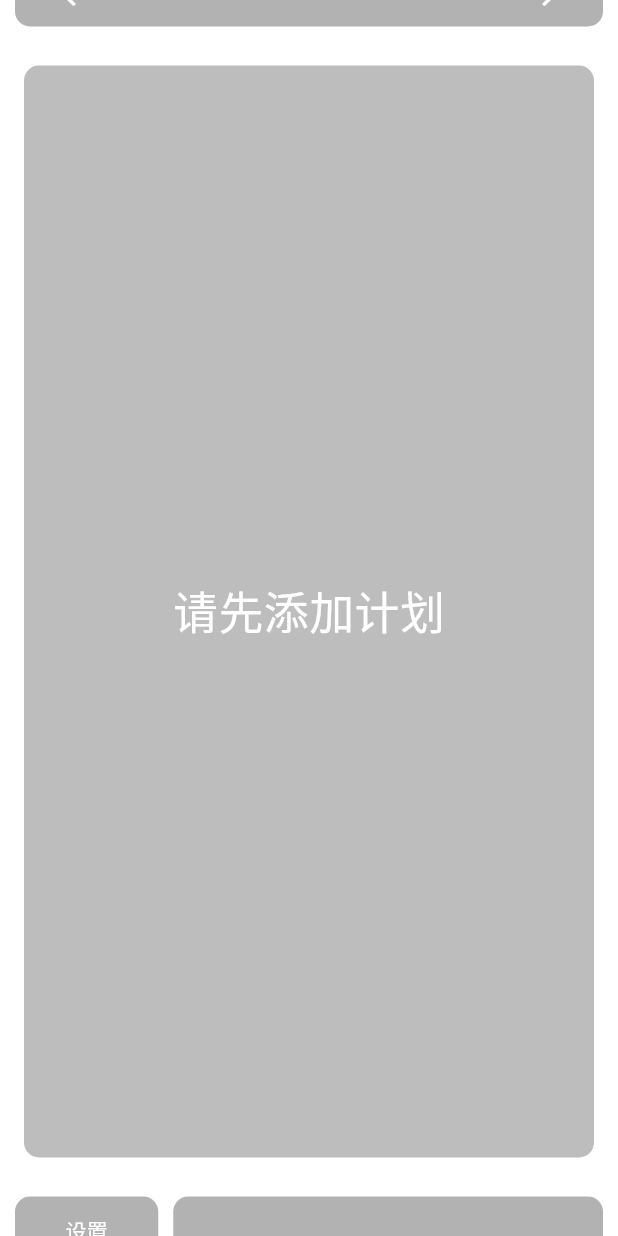
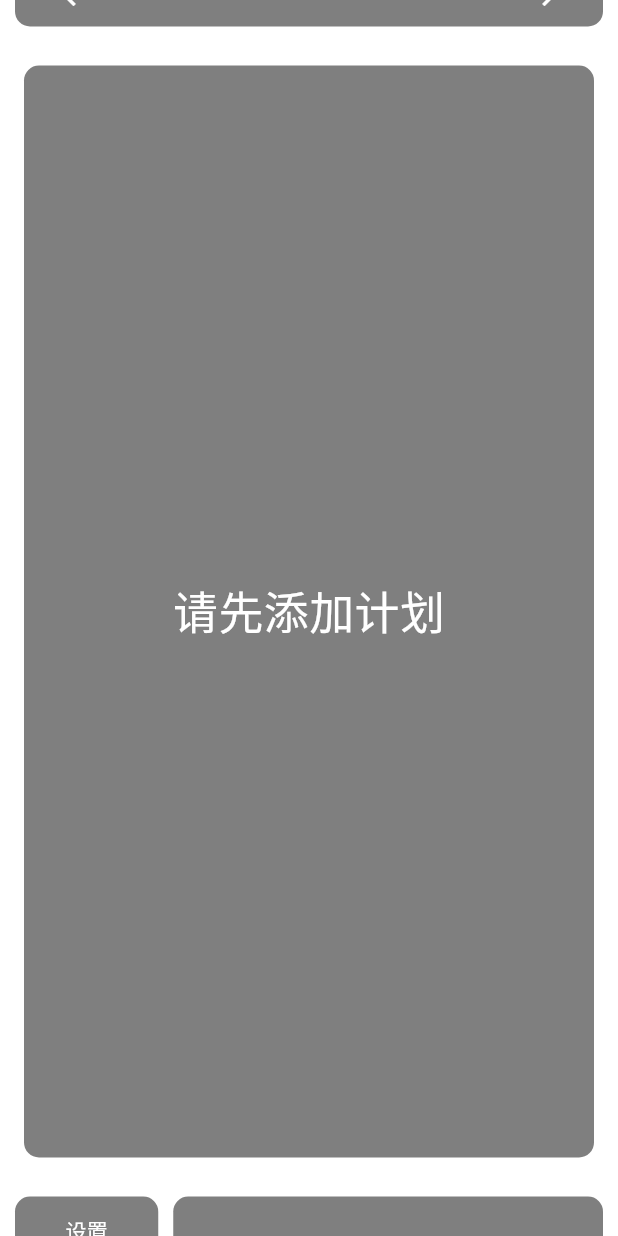
Before and after one commit to aiyakuaile/daily_plan, a Flutter app: the screen it shows after launch, scrolled down 1152 dp, on a phone screen of 412 x 824 dp. Run offline on Flutter 3.47's test engine with Material 3 defaults, Android fonts, the phone set to English and light mode, and no system bars; our stand-ins replace cherry_toast, file_picker, flutter_svg, isar, package_info_plus, shared_preferences; missing offline and left inert: common_utils, window_manager; accounts and stored records are empty; generated files the repository leaves out were written again; network calls fail; Roboto replaces fonts that are missing (MiSans).

Commit message:
setup theme
feature：theme support modify
custom backgroundImage and mask opacity

```diff
--- a/lib/main.dart
+++ b/lib/main.dart
@@ -1,14 +1,18 @@
 import 'package:daily_plan/page/main/main_page.dart';
 import 'package:daily_plan/utils/isar_util.dart';
+import 'package:daily_plan/utils/prefs_util.dart';
 import 'package:flutter/material.dart';
+import 'package:provider/provider.dart';
 import 'package:window_manager/window_manager.dart';
 
 import 'common/constant.dart';
+import 'provider/theme_provider.dart';
 import 'widget/rotation_widget.dart';
 
 void main()async{
   WidgetsFlutterBinding.ensureInitialized();
   await windowManager.ensureInitialized();
+  await PrefsUtil.init();
   windowManager.waitUntilReadyToShow(const WindowOptions(
     minimumSize: Size(800, 600),
     center: true,
@@ -27,7 +31,11 @@ class MyApp extends StatelessWidget {
   @override
   Widget build(BuildContext context) {
 
-    return MaterialApp(
+    return MultiProvider(
+      providers: [
+        ChangeNotifierProvider(create: (_)=>ThemeProvider())
+      ],
+      child: MaterialApp(
         theme: ThemeData(
           fontFamily: Constant.defaultFontFamily,
         ),
@@ -44,6 +52,7 @@ class MyApp extends StatelessWidget {
                 );
               }
             }),
+      ),
     );
   }
 }
--- a/lib/page/home/home_page.dart
+++ b/lib/page/home/home_page.dart
@@ -1,10 +1,12 @@
 import 'package:daily_plan/entity/plan_entity.dart';
 import 'package:daily_plan/entity/project_entity.dart';
 import 'package:daily_plan/page/home/plan_input_page.dart';
+import 'package:daily_plan/provider/theme_provider.dart';
 import 'package:daily_plan/utils/extension.dart';
 import 'package:daily_plan/utils/isar_util.dart';
 import 'package:daily_plan/widget/plan_widget.dart';
 import 'package:flutter/material.dart';
+import 'package:provider/provider.dart';
 
 class HomePage extends StatefulWidget {
   final ProjectEntity projectEntity;
@@ -64,7 +66,7 @@ class _HomePageState extends State<HomePage> {
       child: Container(
         height: double.infinity,
         margin: const EdgeInsets.only(left: 5, right: 5, bottom: 10),
-        decoration: BoxDecoration(color: Colors.black.withOpacity(0.3), borderRadius: BorderRadius.circular(10)),
+        decoration: BoxDecoration(color: Colors.black.withOpacity(context.watch<ThemeProvider>().backgroundOpacity), borderRadius: BorderRadius.circular(10)),
         child: Column(
           children: [
             Container(
--- a/lib/page/home/tab_home_page.dart
+++ b/lib/page/home/tab_home_page.dart
@@ -1,8 +1,10 @@
 import 'package:daily_plan/entity/project_entity.dart';
 import 'package:daily_plan/page/home/home_page.dart';
+import 'package:daily_plan/provider/theme_provider.dart';
 import 'package:daily_plan/utils/isar_util.dart';
 import 'package:daily_plan/widget/navigator_widget.dart';
 import 'package:flutter/material.dart';
+import 'package:provider/provider.dart';
 
 class TabHomePage extends StatefulWidget {
   final PageController controller;
@@ -76,7 +78,7 @@ class _TabHomePageState extends State<TabHomePage> {
                       height: double.infinity,
                       alignment: Alignment.center,
                       decoration: BoxDecoration(
-                        color: Colors.black26,
+                        color: Colors.black.withOpacity(context.watch<ThemeProvider>().backgroundOpacity),
                         borderRadius: BorderRadius.circular(10)
                       ),
                       child: const Text('请先添加计划',style: TextStyle(color: Colors.white,fontSize: 30),),
--- a/lib/page/main/main_page.dart
+++ b/lib/page/main/main_page.dart
@@ -1,12 +1,16 @@
+import 'dart:io';
+
 import 'package:common_utils/common_utils.dart';
 import 'package:daily_plan/common/app_version.dart';
 import 'package:daily_plan/common/http_net.dart';
 import 'package:daily_plan/page/home/tab_home_page.dart';
 import 'package:daily_plan/page/project/project_page.dart';
+import 'package:daily_plan/provider/theme_provider.dart';
 import 'package:daily_plan/utils/isar_util.dart';
 import 'package:daily_plan/utils/toast_util.dart';
 import 'package:flutter/material.dart';
 import 'package:flutter/services.dart';
+import 'package:provider/provider.dart';
 
 import '../setting/setting_page.dart';
 
@@ -21,31 +25,18 @@ class _MainPageState extends State<MainPage> with AutomaticKeepAliveClientMixin
   final _pageVController = PageController(initialPage: 0);
   final PageController _pageHController = PageController(initialPage: 0);
   final _focusNode = FocusNode();
-  String? _bingImgUrl;
 
   @override
   void initState() {
-    _loadBgImg();
     _checkUpdate();
+    context.read<ThemeProvider>().loadBgImg();
     super.initState();
   }
 
-  _loadBgImg() async {
-    final url = await HttpNet.getBingWallPaper();
+  _checkUpdate() async {
+    final isUpdate = await AppVersion.checkUpdate();
     if (!mounted) return;
-    if (ObjectUtil.isNotEmpty(url)) {
-        setState(() {
-          _bingImgUrl = url;
-        });
-    }else{
-      ToastUtil.showError(context,msg: '获取壁纸出错啦！');
-    }
-  }
-
-  _checkUpdate()async{
-    final isUpdate = await AppVersion.checkUpdate();
-    if(!mounted) return;
-    if(isUpdate){
+    if (isUpdate) {
       ToastUtil.showUpdateInfo(context);
     }
   }
@@ -61,6 +52,9 @@ class _MainPageState extends State<MainPage> with AutomaticKeepAliveClientMixin
   @override
   Widget build(BuildContext context) {
     super.build(context);
+
+    final bgImgUrl = context.watch<ThemeProvider>().customBackgroundImagePath;
+
     return Scaffold(
       body: RawKeyboardListener(
         focusNode: _focusNode,
@@ -98,9 +92,20 @@ class _MainPageState extends State<MainPage> with AutomaticKeepAliveClientMixin
             }
           }
         },
-        child: Container(
-          decoration: BoxDecoration(
-              color: Colors.white, image: _bingImgUrl == null ? null : DecorationImage(image: NetworkImage(_bingImgUrl!), fit: BoxFit.cover)),
+        child: Consumer<ThemeProvider>(
+          builder: (BuildContext context,value,Widget? child) {
+            return Container(
+              decoration: BoxDecoration(
+                color: Colors.white,
+                image: value.customBackgroundImagePath == ''
+                    ? null
+                    : value.customBackgroundImagePath.startsWith('http')
+                        ? DecorationImage(image: NetworkImage(value.customBackgroundImagePath), fit: BoxFit.cover)
+                        : DecorationImage(image: FileImage(File(value.customBackgroundImagePath)), fit: BoxFit.cover),
+              ),
+              child: child,
+            );
+          },
           child: PageView(
             controller: _pageVController,
             physics: const NeverScrollableScrollPhysics(),
@@ -111,19 +116,19 @@ class _MainPageState extends State<MainPage> with AutomaticKeepAliveClientMixin
                   await _pageVController.nextPage(duration: const Duration(milliseconds: 300), curve: Curves.easeIn);
                   _pageHController.jumpToPage(index);
                 },
-                onSetting: (){
-                  _pageVController.animateToPage(2,duration: const Duration(milliseconds: 300), curve: Curves.easeIn);
+                onSetting: () {
+                  _pageVController.animateToPage(2, duration: const Duration(milliseconds: 300), curve: Curves.easeIn);
                 },
               ),
               TabHomePage(
                 _pageHController,
               ),
               SettingPage(
-                onHome: (){
-                  _pageVController.animateToPage(0,duration: const Duration(milliseconds: 300), curve: Curves.easeIn);
+                onHome: () {
+                  _pageVController.animateToPage(0, duration: const Duration(milliseconds: 300), curve: Curves.easeIn);
                 },
-                onProject: (){
-                  _pageVController.animateToPage(1,duration: const Duration(milliseconds: 300), curve: Curves.easeIn);
+                onProject: () {
+                  _pageVController.animateToPage(1, duration: const Duration(milliseconds: 300), curve: Curves.easeIn);
                 },
               )
             ],
--- a/lib/page/setting/setting_page.dart
+++ b/lib/page/setting/setting_page.dart
@@ -1,9 +1,11 @@
-import 'package:daily_plan/page/setting/reward_page.dart';
+import 'dart:math';
+
 import 'package:daily_plan/page/setting/suggest_page.dart';
 import 'package:daily_plan/page/setting/theme_page.dart';
 import 'package:daily_plan/page/setting/update_page.dart';
-import 'package:daily_plan/utils/toast_util.dart';
+import 'package:daily_plan/provider/theme_provider.dart';
 import 'package:flutter/material.dart';
+import 'package:provider/provider.dart';
 
 
 class SettingPage extends StatefulWidget {
@@ -40,7 +42,7 @@ class _SettingPageState extends State<SettingPage> with AutomaticKeepAliveClient
               child: Container(
               height: double.infinity,
               decoration: BoxDecoration(
-                color: Colors.black.withOpacity(0.3),
+                color: Colors.black.withOpacity(context.watch<ThemeProvider>().backgroundOpacity),
                 borderRadius: BorderRadius.circular(10)
               ),
               child: Column(
@@ -67,7 +69,7 @@ class _SettingPageState extends State<SettingPage> with AutomaticKeepAliveClient
                           padding: const EdgeInsets.symmetric(horizontal: 10),
                           decoration: BoxDecoration(
                             borderRadius: BorderRadius.circular(10),
-                            color: index == selectedIndex?Colors.black.withOpacity(0.5):null
+                            color: index == selectedIndex?Colors.black.withOpacity(min(0.2+context.watch<ThemeProvider>().backgroundOpacity, 1.0)):null
                           ),
                           child: Row(
                             children: [
@@ -100,7 +102,7 @@ class _SettingPageState extends State<SettingPage> with AutomaticKeepAliveClient
             const SizedBox(width: 10),
             Expanded(flex: 3,child: Container(
               decoration: BoxDecoration(
-                  color: Colors.black.withOpacity(0.3),
+                  color: Colors.black.withOpacity(context.watch<ThemeProvider>().backgroundOpacity),
                   borderRadius: BorderRadius.circular(10)
               ),
               child: PageView(
--- a/lib/page/setting/theme_page.dart
+++ b/lib/page/setting/theme_page.dart
@@ -1,8 +1,13 @@
 import 'dart:io';
+import 'dart:math';
 
+import 'package:daily_plan/provider/theme_provider.dart';
 import 'package:daily_plan/widget/setting_item_widget.dart';
 import 'package:file_picker/file_picker.dart';
 import 'package:flutter/material.dart';
+import 'package:path_provider/path_provider.dart';
+import 'package:provider/provider.dart';
+import 'package:path/path.dart' as path;
 
 class ThemePage extends StatefulWidget {
   const ThemePage({super.key});
@@ -13,18 +18,36 @@ class ThemePage extends StatefulWidget {
 
 class _ThemePageState extends State<ThemePage> with AutomaticKeepAliveClientMixin{
 
- int selectIndex = 0;
+ late int selectIndex = context.read<ThemeProvider>().customBackgroundImagePath.startsWith('http')?0:1;
  File? imgFile;
+ String filePath = '';
+
 
  _pickBgImage()async{
   final result = await FilePicker.platform.pickFiles(type: FileType.image);
-  if(result != null){
-    File file = File(result.files.single.path!);
+  if(result != null && mounted){
+    filePath = result.files.single.path!;
+    final savePath = (await getApplicationSupportDirectory()).path;
+    final pathEx = path.extension(filePath);
+    final imagePathName = '$savePath/customImg.$pathEx';
+    final tempFile = File(filePath);
+    final file = await File(imagePathName).writeAsBytes(await tempFile.readAsBytes());
+    filePath = file.path;
+    if(mounted) context.read<ThemeProvider>().customBackgroundImagePath = file.path;
     setState(() {
       imgFile = file;
     });
   }
  }
+
+ @override
+  void initState() {
+    if(selectIndex == 1){
+      filePath = context.read<ThemeProvider>().customBackgroundImagePath;
+      imgFile = File(filePath);
+    }
+    super.initState();
+  }
 
   @override
   Widget build(BuildContext context) {
@@ -42,10 +65,28 @@ class _ThemePageState extends State<ThemePage> with AutomaticKeepAliveClientMixi
           child: Column(
             mainAxisSize: MainAxisSize.min,
             children: [
+
               Container(
-                padding: EdgeInsets.all(16),
+                padding: const EdgeInsets.symmetric(horizontal:16,vertical: 8),
                 decoration: BoxDecoration(
-                  color: Colors.black38,
+                    color: Colors.black.withOpacity(min(0.2+context.watch<ThemeProvider>().backgroundOpacity, 1.0)),
+                    borderRadius: BorderRadius.circular(10)
+                ),
+                child: Row(
+                  children: [
+                    const Text('遮罩透明度',style: TextStyle(color: Colors.white,fontWeight: FontWeight.w500),),
+                    const SizedBox(width: 100),
+                    Expanded(child: Slider(value: context.watch<ThemeProvider>().backgroundOpacity, onChanged: (value){
+                      context.read<ThemeProvider>().backgroundOpacity = value;
+                    },focusNode: FocusNode(),))
+                  ],
+                ),
+              ),
+              const SizedBox(height: 20),
+              Container(
+                padding: const EdgeInsets.symmetric(horizontal:16,vertical: 8),
+                decoration: BoxDecoration(
+                    color: Colors.black.withOpacity(min(0.2+context.watch<ThemeProvider>().backgroundOpacity, 1.0)),
                   borderRadius: BorderRadius.circular(10)
                 ),
                 child: Column(
@@ -59,11 +100,15 @@ class _ThemePageState extends State<ThemePage> with AutomaticKeepAliveClientMixi
                           setState(() {
                             selectIndex = 0;
                           });
+                          context.read<ThemeProvider>().customBackgroundImagePath = null;
                         }, child: const Text('默认',style: TextStyle(color: Colors.white),),),
                         CheckboxMenuButton(value: selectIndex == 1, onChanged: (value){
                           setState(() {
                             selectIndex = 1;
                           });
+                          if(imgFile != null){
+                            context.read<ThemeProvider>().customBackgroundImagePath = filePath;
+                          }
                         }, child: const Text('自定义图片',style: TextStyle(color: Colors.white),),),
                       ],),
                     ],),
--- /dev/null
+++ b/lib/provider/theme_provider.dart
@@ -0,0 +1,69 @@
+import 'package:common_utils/common_utils.dart';
+import 'package:daily_plan/common/http_net.dart';
+import 'package:daily_plan/utils/prefs_util.dart';
+import 'package:flutter/material.dart';
+
+const backgroundOpacityKey = 'backgroundOpacity';
+const backgroundPathKey = 'customBackgroundImagePath';
+
+class ThemeProvider with ChangeNotifier {
+
+  double _backgroundOpacity = 0.5;
+
+  double get backgroundOpacity => _backgroundOpacity;
+
+  set backgroundOpacity(double value) {
+    _backgroundOpacity = value;
+    PrefsUtil.setDouble(backgroundOpacityKey, value);
+    notifyListeners();
+  }
+
+
+  String? _customBackgroundImagePath;
+
+  String get customBackgroundImagePath => _customBackgroundImagePath ?? '';
+
+  String? _bingNetImageUrl;
+
+  set customBackgroundImagePath(String? value) {
+    if(ObjectUtil.isEmpty(value)){
+      if(ObjectUtil.isEmpty(_bingNetImageUrl)){
+        _loadBgFromNet();
+      }else{
+        customBackgroundImagePath = _bingNetImageUrl!;
+      }
+      return;
+    }
+    _customBackgroundImagePath = value!;
+    if(value.startsWith('http')){
+      PrefsUtil.remove(backgroundPathKey);
+    }else{
+      PrefsUtil.setString(backgroundPathKey, value);
+    }
+    notifyListeners();
+  }
+
+  loadBackgroundOpacity() async {
+    final res = await PrefsUtil.getDouble(backgroundOpacityKey);
+    if(res != null){
+      backgroundOpacity = res;
+    }
+  }
+
+  loadBgImg() async {
+    final res = await PrefsUtil.getString(backgroundPathKey);
+    if(res == null){
+      await _loadBgFromNet();
+    }else{
+      customBackgroundImagePath = res;
+    }
+  }
+
+  _loadBgFromNet() async {
+    final url = await HttpNet.getBingWallPaper();
+    if (ObjectUtil.isNotEmpty(url)) {
+      _bingNetImageUrl = url!;
+      customBackgroundImagePath = url;
+    }
+  }
+}
--- a/lib/utils/isar_util.dart
+++ b/lib/utils/isar_util.dart
@@ -15,7 +15,7 @@ class IsarUtil {
 
   Future<bool> initIsarData()async{
     if(isar == null){
-      final dir = await getApplicationCacheDirectory();
+      final dir = await getLibraryDirectory();
       isar = await Isar.open(
         [ProjectEntitySchema,PlanEntitySchema],
         directory: dir.path,
--- /dev/null
+++ b/lib/utils/prefs_util.dart
@@ -0,0 +1,40 @@
+import 'package:shared_preferences/shared_preferences.dart';
+
+class PrefsUtil {
+  PrefsUtil._();
+  static late SharedPreferences _prefs;
+  static init()async{
+    _prefs = await SharedPreferences.getInstance();
+  }
+  static Future<bool> setString(String key,String value)async{
+    return _prefs.setString(key, value);
+  }
+  static Future<String?> getString(String key)async{
+    return _prefs.getString(key);
+  }
+  static Future<bool> setDouble(String key,double value)async{
+    return _prefs.setDouble(key, value);
+  }
+  static Future<double?> getDouble(String key)async{
+    return _prefs.getDouble(key);
+  }
+
+  static Future<bool> setInt(String key,int value)async{
+    return _prefs.setInt(key, value);
+  }
+  static Future<int?> getInt(String key)async{
+    return _prefs.getInt(key);
+  }
+
+  static Future<bool> setBool(String key,bool value)async{
+    return _prefs.setBool(key, value);
+  }
+  static Future<bool?> getBool(String key)async{
+    return _prefs.getBool(key);
+  }
+
+  static Future<bool> remove(String key)async{
+    return _prefs.remove(key);
+  }
+
+}
--- a/lib/widget/navigator_widget.dart
+++ b/lib/widget/navigator_widget.dart
@@ -1,4 +1,6 @@
+import 'package:daily_plan/provider/theme_provider.dart';
 import 'package:flutter/material.dart';
+import 'package:provider/provider.dart';
 
 class NavigatorWidget extends StatelessWidget {
   final GestureTapCallback? onLeft;
@@ -12,7 +14,7 @@ class NavigatorWidget extends StatelessWidget {
       height: 44,
       width: double.infinity,
       margin: const EdgeInsets.symmetric(horizontal: 10, vertical: 10),
-      decoration: BoxDecoration(color: Colors.black.withOpacity(0.3), borderRadius: BorderRadius.circular(10)),
+      decoration: BoxDecoration(color: Colors.black.withOpacity(context.watch<ThemeProvider>().backgroundOpacity), borderRadius: BorderRadius.circular(10)),
       child: Row(
         children: [
           Expanded(
--- a/pubspec.yaml
+++ b/pubspec.yaml
@@ -46,6 +46,8 @@ dependencies:
   package_info_plus: ^4.2.0
   flutter_svg: ^2.0.9
   file_picker: ^6.1.1
+  provider: ^6.1.1
+  shared_preferences: ^2.2.2
 
 dev_dependencies:
   flutter_test:
@@ -91,7 +93,7 @@ flutter:
     - family: MiSans
       fonts:
         - asset: fonts/MiSans-Regular.ttf
-          weight: 400
+          weight: 300
         - asset: fonts/MiSans-Medium.ttf
           weight: 500
         - asset: fonts/MiSans-Bold.ttf
```
Also changed, not shown: lib/page/setting/update_page.dart (+24 -16 lines), lib/widget/setting_item_widget.dart (+6 -1 lines), pubspec.lock, 2 other files. Lines whose indentation alone changed are shown as unchanged.
